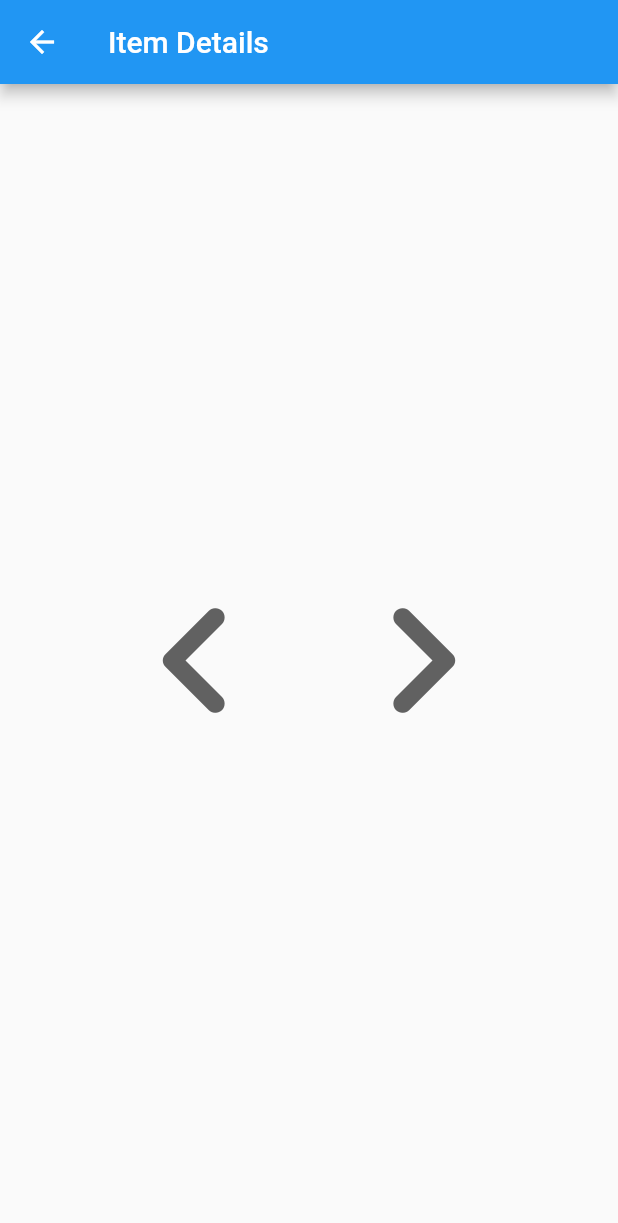
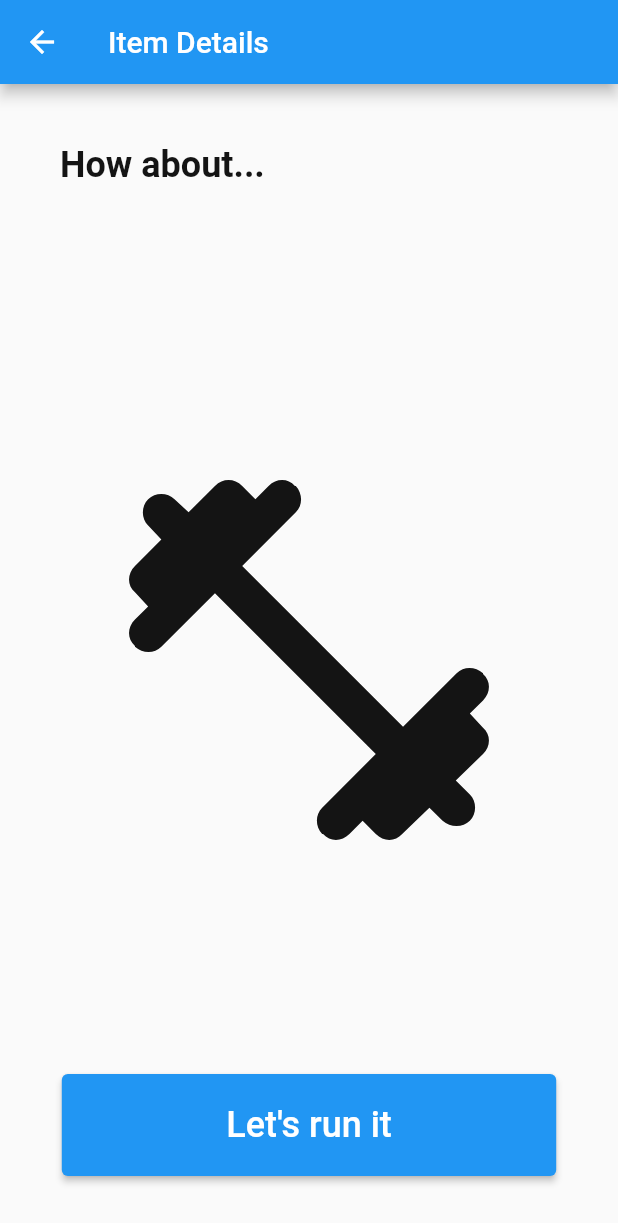
Before and after one commit to jacehalvorson/name_tbd, a Flutter app: the SampleItemDetailsView screen opened by its route, on a phone screen of 412 x 824 dp. Shown: the top 1223 px of the screen. Run offline on Flutter 3.47's test engine with Material 2 defaults, Android fonts, the phone set to English and light mode, and no system bars; generated files the repository leaves out were written again.

Commit message:
Create spacing and positioning for main page

```diff
--- a/lib/src/sample_feature/refresh.dart
+++ b/lib/src/sample_feature/refresh.dart
@@ -13,23 +13,65 @@ class SampleItemDetailsView extends StatelessWidget {
         title: const Text('Item Details'),
       ),
       body: Center(
-        child: Row(
-          mainAxisAlignment: MainAxisAlignment.center,
+        child: Column(
+          mainAxisAlignment: MainAxisAlignment.spaceBetween,
           crossAxisAlignment: CrossAxisAlignment.center,
           children: [
-            Icon(
-              Icons.chevron_left_rounded,
-              // TODO use color scheme
-              color: Colors.grey.shade700,
-              size: 150.0,
-              semanticLabel: 'Text to announce in accessibility modes',
+            const Padding(
+              padding: EdgeInsets.all(40.0),
+              child: Align(
+                alignment: Alignment.topLeft,
+                child: Text(
+                  'How about...',
+                  // TODO pick text style
+                  style: TextStyle(
+                    fontSize: 24.0,
+                    fontWeight: FontWeight.bold,
+                    color: Color(0xFF141414),
+                  ),
+                ),
+              ),
             ),
-            Icon(
-              Icons.chevron_right_rounded,
-              // TODO use color scheme
-              color: Colors.grey.shade700,
-              size: 150.0,
-              semanticLabel: 'Text to announce in accessibility modes',
+
+            // Activity icon (emoji)
+            const Center(
+              child: Icon(
+                Icons.fitness_center_rounded,
+                size: 300.0,
+                // TODO pick color
+                color: Color(0xFF141414),
+                //fromRGB(20, 20, 20),
+              ),
+            ),
+
+            // 'Let's run it' button at the bottom
+            Padding(
+              // 40.0 from the botto mof the screen
+              padding: const EdgeInsets.only(bottom: 40.0),
+              child: FractionallySizedBox(
+                // 80% of screen width
+                widthFactor: 0.8,
+
+                child: ElevatedButton(
+                  // Button action
+                  onPressed: () {
+                    // TODO add button functionality here
+                  },
+
+                  // Button style
+                  style: ButtonStyle(
+                    padding: MaterialStateProperty.all(
+                      const EdgeInsets.symmetric(vertical: 20.0),
+                    ),
+                  ),
+
+                  // Button text
+                  child: const Text(
+                    "Let's run it",
+                    style: TextStyle(fontSize: 24),
+                  ),
+                ),
+              ),
             ),
           ],
         ),
```
